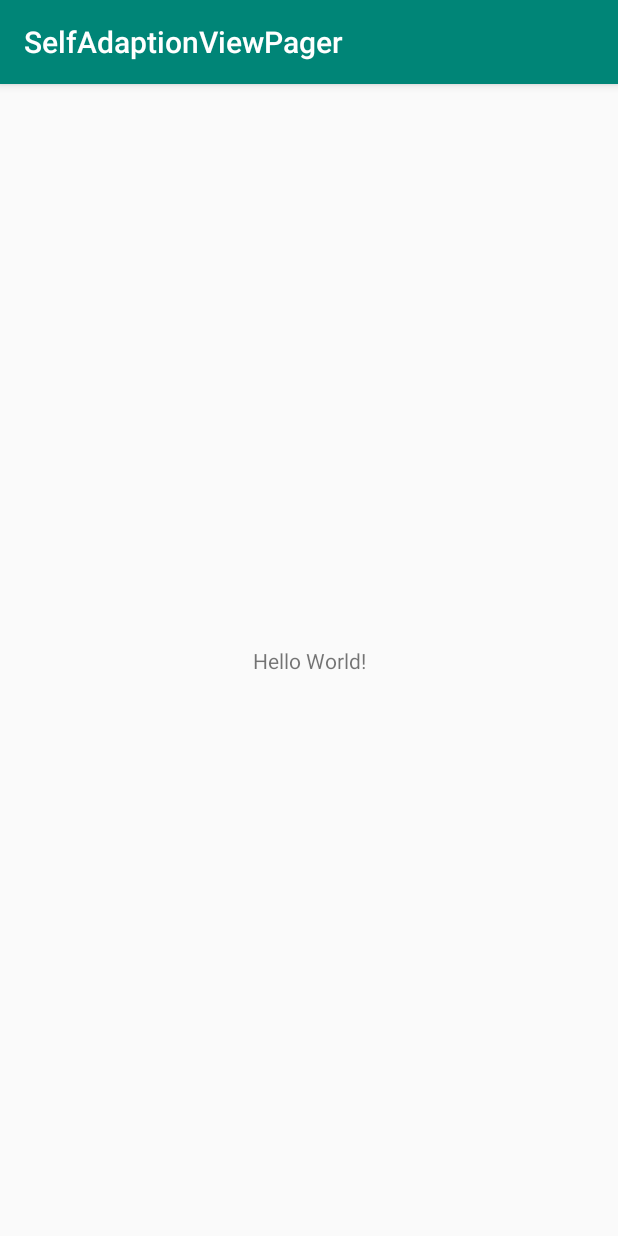
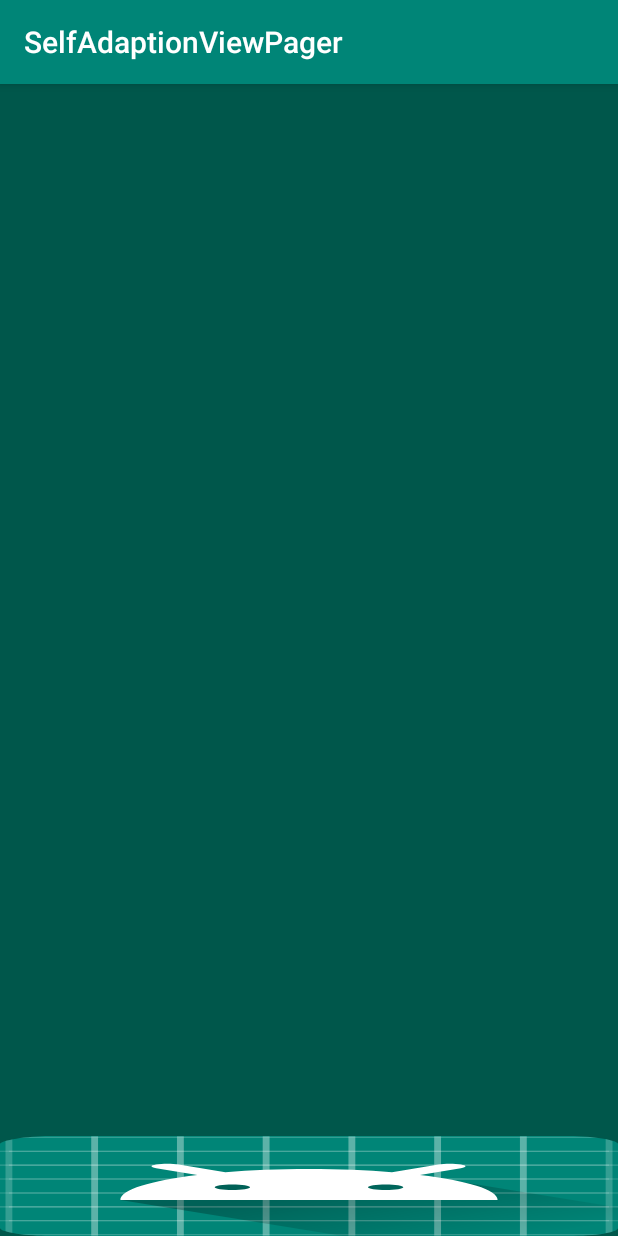
Before and after one commit to CarreyTsai/SelfAdaptionViewPager, an Android app: the screen it shows after launch (MainActivity), on a phone screen of 412 x 824 dp. Run offline under Robolectric (Android 15) with nearby library versions, the phone set to English and light mode, and no system bars.

Commit message:
添加代码

```diff
--- a/app/src/main/java/com/carrey/selfadaptionviewpager/MainActivity.kt
+++ b/app/src/main/java/com/carrey/selfadaptionviewpager/MainActivity.kt
@@ -2,11 +2,48 @@ package com.carrey.selfadaptionviewpager
 
 import android.support.v7.app.AppCompatActivity
 import android.os.Bundle
+import android.support.v4.view.PagerAdapter
+import android.support.v4.view.ViewPager
+import android.view.Gravity
+import android.view.View
+import android.view.ViewGroup
+import android.widget.FrameLayout
+import android.widget.ImageView
 
 class MainActivity : AppCompatActivity() {
 
     override fun onCreate(savedInstanceState: Bundle?) {
         super.onCreate(savedInstanceState)
         setContentView(R.layout.activity_main)
+
+        var viewPager = findViewById<ViewPager>(R.id.selfAdapterViewPager)
+
+        viewPager.adapter = object : PagerAdapter() {
+            override fun isViewFromObject(view: View, `object`: Any): Boolean = view == `object`
+
+            override fun getCount(): Int = 10
+
+            override fun instantiateItem(container: ViewGroup, position: Int): Any {
+                val root = FrameLayout(this@MainActivity)
+                val img = ImageView(this@MainActivity)
+                img.layoutParams = FrameLayout.LayoutParams(
+                    ViewGroup.LayoutParams.MATCH_PARENT,
+                    (position % 4 + 1) * 100,
+                    Gravity.BOTTOM
+                )
+                img.setImageResource(R.mipmap.ic_launcher)
+                img.scaleType = ImageView.ScaleType.FIT_XY
+                root.addView(img)
+                container.addView(root)
+                return root
+            }
+
+            // 修正notifyDataSetChanged()后当前View不刷新的问题：https://stackoverflow.com/a/7287121
+            override fun getItemPosition(`object`: Any): Int = PagerAdapter.POSITION_NONE
+
+            override fun destroyItem(container: ViewGroup, position: Int, `object`: Any) =
+                container.removeView(`object` as View?)
+
+        }
     }
 }
--- /dev/null
+++ b/app/src/main/java/com/carrey/selfadaptionviewpager/SelfAdaptionHeightViewPager.kt
@@ -0,0 +1,28 @@
+package com.carrey.selfadaptionviewpager
+
+import android.content.Context
+import android.support.v4.view.ViewPager
+import android.util.AttributeSet
+import android.view.View
+
+/**
+ * Created by carrey on 2018/10/16.
+ */
+class SelfAdaptionHeightViewPager(context: Context, attributeSet: AttributeSet?) : ViewPager(context, attributeSet) {
+
+    constructor(context: Context) : this(context, null)
+
+
+    override fun onMeasure(widthMeasureSpec: Int, heightMeasureSpec: Int) {
+        var heightMeasureSpecCopy = heightMeasureSpec
+
+        val index = currentItem
+        val view = adapter?.instantiateItem(this, index) as View
+
+        view.measure(widthMeasureSpec, MeasureSpec.makeMeasureSpec(0, MeasureSpec.UNSPECIFIED))
+
+        var height = view.measuredHeight
+        if (height != 0) heightMeasureSpecCopy = MeasureSpec.makeMeasureSpec(height, MeasureSpec.EXACTLY)
+        super.onMeasure(widthMeasureSpec, heightMeasureSpecCopy)
+    }
+}
--- a/app/src/main/res/layout/activity_main.xml
+++ b/app/src/main/res/layout/activity_main.xml
@@ -1,18 +1,18 @@
 <?xml version="1.0" encoding="utf-8"?>
-<android.support.constraint.ConstraintLayout xmlns:android="http://schemas.android.com/apk/res/android"
+<android.support.constraint.ConstraintLayout
+        xmlns:android="http://schemas.android.com/apk/res/android"
         xmlns:app="http://schemas.android.com/apk/res-auto"
         xmlns:tools="http://schemas.android.com/tools"
         android:layout_width="match_parent"
         android:layout_height="match_parent"
+        android:background="@color/colorPrimaryDark"
         tools:context=".MainActivity">
 
-    <TextView
-        android:layout_width="wrap_content"
-        android:layout_height="wrap_content"
-        android:text="Hello World!"
+    <com.carrey.selfadaptionviewpager.SelfAdaptionHeightViewPager
+            android:id="@+id/selfAdapterViewPager"
+            android:layout_width="match_parent"
+            android:layout_height="0dp"
             app:layout_constraintBottom_toBottomOf="parent"
-        app:layout_constraintLeft_toLeftOf="parent"
-        app:layout_constraintRight_toRightOf="parent"
-        app:layout_constraintTop_toTopOf="parent" />
+    />
 
 </android.support.constraint.ConstraintLayout>
```
Lines whose indentation alone changed are shown as unchanged.
